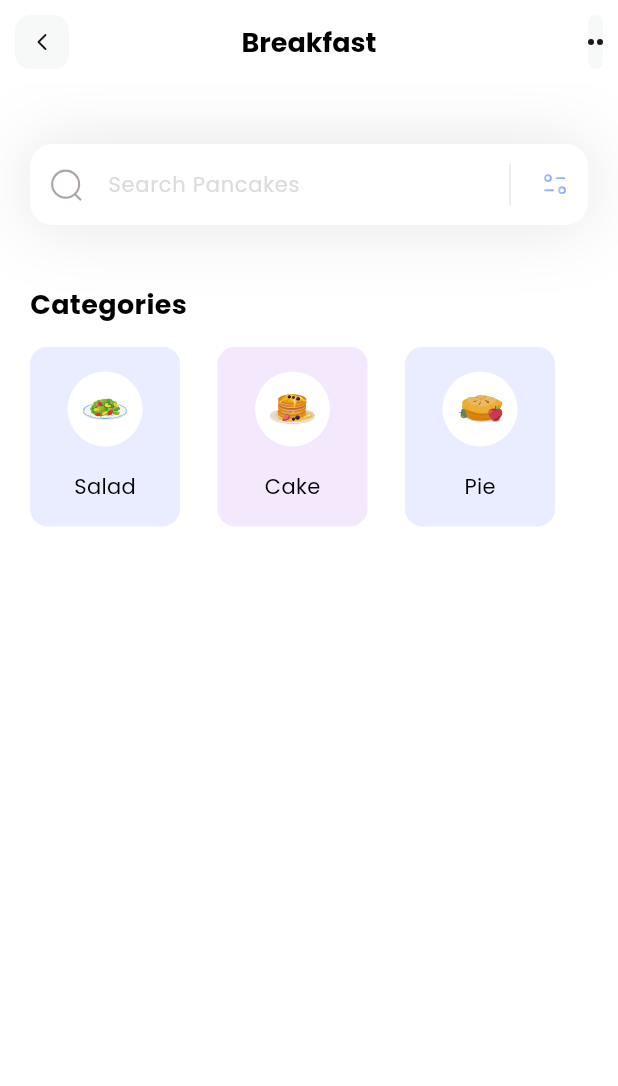
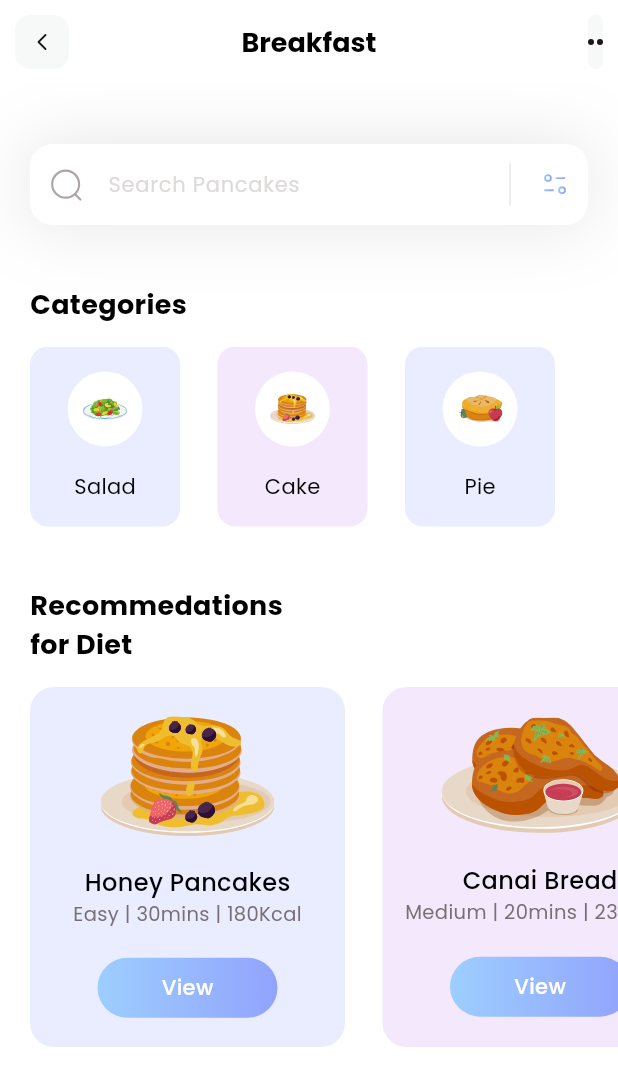
Before and after one commit to SoloBDev/flutter-playground, a Flutter app: the screen it shows after launch, on a phone screen of 412 x 824 dp. Shown: the top 1086 px of the screen. Run offline on Flutter 3.47's test engine with Material 3 defaults, Android fonts, the phone set to English and light mode, and no system bars; our stand-ins replace flutter_svg.

Commit message:
Add DietModel class and integrate diet recommendations section in HomePage

```diff
--- /dev/null
+++ b/fitness_spa/lib/models/diet_model.dart
@@ -0,0 +1,50 @@
+class DietModel {
+  String name;
+  String iconPath;
+  String level;
+  String duration;
+  String calorie;
+  bool viewIsSelected;
+
+
+  DietModel({
+    required this.name,
+    required this.iconPath,
+    required this.level,
+    required this.duration,
+    required this.calorie,
+    required this.viewIsSelected,
+  });
+
+
+  static List<DietModel> getDiets() {
+    List<DietModel> diets = [];
+
+
+    diets.add(
+      DietModel(
+        name: "Honey Pancakes",
+        iconPath: "assets/icons/honey-pancakes.svg",
+        level: "Easy",
+        duration: "30mins",
+        calorie: "180Kcal",
+        viewIsSelected: true,
+      ),
+    );
+
+    diets.add(
+      DietModel(
+        name: "Canai Bread",
+        iconPath: "assets/icons/canai-bread.svg",
+        level: "Medium",
+        duration: "20mins",
+        calorie: "230kCal",
+        viewIsSelected: false,
+      ),
+    );
+
+
+    return diets;
+  }
+
+}
--- a/fitness_spa/lib/pages/home.dart
+++ b/fitness_spa/lib/pages/home.dart
@@ -1,4 +1,5 @@
 import 'package:fitness_spa/models/category_model.dart';
+import 'package:fitness_spa/models/diet_model.dart';
 import 'package:flutter/material.dart';
 import 'package:flutter_svg/flutter_svg.dart';
 
@@ -12,16 +13,27 @@
 class _HomePageState extends State<HomePage> {
 
   List<CategoryModel> categories = [];
+  List<DietModel> diets = [];
+
 
   void _getCategories() {
     categories = CategoryModel.getCategories();
+  }
+
+  void _getDiets() {
+    diets = DietModel.getDiets();
+  }
+
+  void _getInitialInfo() {
+    categories = CategoryModel.getCategories();
+    diets = DietModel.getDiets();
   }
 
 
 
   @override
   Widget build(BuildContext context) {
-    _getCategories();
+    _getInitialInfo();
     return  Scaffold(
       appBar: appBar(),
       backgroundColor: Colors.white,
@@ -30,11 +42,112 @@
         children: [
           _searchField(),
           SizedBox(height: 40,),
-          _categoriesSection()
+          _categoriesSection(),
+          SizedBox(height: 40,),
+          _dietsSection()
+
         ]
       )
     );
   }
+
+  Column _dietsSection() {
+    return Column(
+          crossAxisAlignment: .start,
+          children: [
+            Padding(
+              padding: const EdgeInsets.only(left: 20, right: 20),
+              child: Text(
+                'Recommedations\nfor Diet',
+                style: TextStyle(
+                  color: Colors.black,
+                  fontSize: 18,
+                  fontWeight: .bold,
+                )
+              ),
+            ),
+            SizedBox(height: 15,),
+            Container(
+              height: 240,
+              child: ListView.separated(
+                scrollDirection: Axis.horizontal,
+                itemCount: diets.length,
+                separatorBuilder: (context, index) => SizedBox(width: 25,),
+                padding: EdgeInsets.only(left: 20, right: 20),
+                itemBuilder: (context, index) {
+                  return Container(
+                    width: 210,
+                    decoration: BoxDecoration(
+                      color: Color(int.parse(categories[index].boxColor)).withOpacity(0.2),
+                      borderRadius: BorderRadius.circular(16)
+                    ),
+                    child: Column(
+                      mainAxisAlignment: .spaceEvenly,
+                      children: [
+                        SvgPicture.asset(
+                          diets[index].iconPath,
+                        ),
+                        Column(
+                          children: [
+                            Text(
+                              diets[index].name,
+                              style: TextStyle(
+                                color: Colors.black,
+                                fontSize: 16,
+                                fontWeight: FontWeight.w500,
+                              ),
+                            ),
+
+                            Text(
+                              '${diets[index].level} | ${diets[index].duration} | ${diets[index].calorie}',
+                              style: TextStyle(
+                                color: Color(0xFF786f72),
+                                fontSize: 13,
+                              )
+                            ),
+                          ],
+                        ),
+
+                        Container(
+                          height: 40,
+                          width: 120,
+                          decoration: BoxDecoration(
+                            gradient: LinearGradient(
+                              colors: [
+                                Color(0xFF9DcEFF),
+                                Color(0xFF92A3FD)
+                              ],
+                            ),
+                            borderRadius: BorderRadius.circular(50)
+                          ),
+                          child: Center(
+                            child: Text(
+                              'View',
+                              style: TextStyle(
+                                color: Colors.white,
+                                fontSize: 14,
+                                fontWeight: FontWeight.w500,
+                              )
+                            ),
+                          ),
+                        )
+
+                      ],
+                    ),
+
+                  );
+                }
+              ),
+            ),
+
+          ],
+
+        );
+  }
+
+
+
+
 
   Column _categoriesSection() {
     return Column(
```
